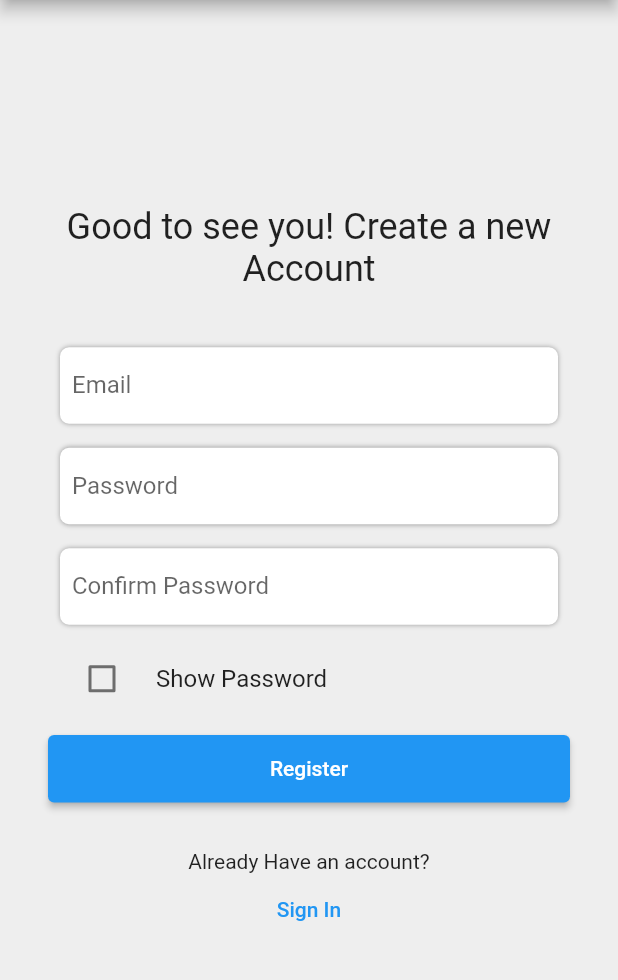
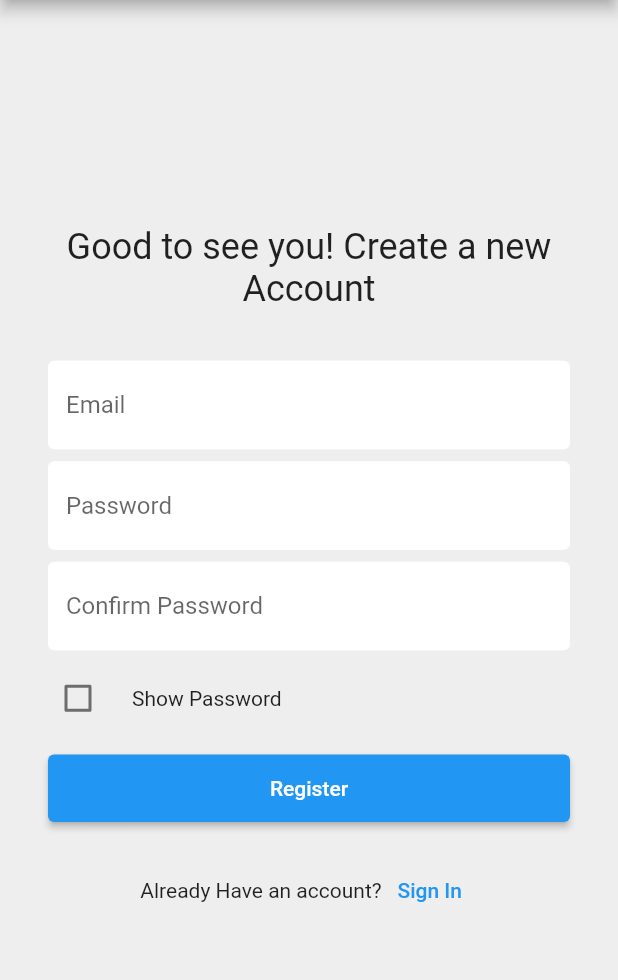
Before and after one commit to rahulob/organise_me, a Flutter app: the screen it shows after launch, on a phone screen of 412 x 824 dp, the part 84-1064 px from its top. Run offline on Flutter 3.47's test engine with Material 2 defaults, Android fonts, the phone set to English and light mode, and no system bars; our stand-ins replace cloud_firestore, firebase_auth, firebase_core, flutter_slidable; accounts and stored records are empty.

Commit message:
Some visual changes
- Message notes look just the way i wanted
- Added forgot password button to sign in page(it doesn't work for now)

```diff
--- a/lib/helper.dart
+++ b/lib/helper.dart
@@ -1,6 +1,6 @@
 String getTimeString() {
   DateTime dt = DateTime.now();
-  return "${dt.year}/${dt.month}/${dt.day}-${dt.hour < 10 ? '0' : ''}${dt.hour}:${dt.minute < 10 ? '0' : ''}${dt.minute}:${dt.second < 10 ? '0' : ''}${dt.second}";
+  return "${dt.year}/${dt.month < 10 ? '0' : ''}${dt.month}/${dt.day < 10 ? '0' : ''}${dt.day}-${dt.hour < 10 ? '0' : ''}${dt.hour}:${dt.minute < 10 ? '0' : ''}${dt.minute}:${dt.second < 10 ? '0' : ''}${dt.second}";
 }
 
 Map sortMapByKeys(Map map) {
--- a/lib/main.dart
+++ b/lib/main.dart
@@ -1,10 +1,10 @@
 import 'package:firebase_auth/firebase_auth.dart';
 import 'package:firebase_core/firebase_core.dart';
 import 'package:flutter/material.dart';
-import 'package:organise_me/pages/login_page.dart';
+import 'package:provider/provider.dart';
 
 import 'firebase_options.dart';
-import 'pages/home_page.dart';
+import 'screens/home_screen.dart';
 
 void main() async {
   WidgetsFlutterBinding.ensureInitialized();
@@ -19,19 +19,22 @@ class MyApp extends StatelessWidget {
 
   @override
   Widget build(BuildContext context) {
-    return MaterialApp(
-      title: 'Organise Me',
-      debugShowCheckedModeBanner: false,
-      theme: ThemeData(
-        // primarySwatch: Colors.purple,
-        scaffoldBackgroundColor: Colors.grey[200],
+    return MultiProvider(
+      providers: [
+        StreamProvider<User?>.value(
+          value: FirebaseAuth.instance.authStateChanges(),
+          initialData: null,
+        ),
+      ],
+      child: MaterialApp(
+        title: 'Organise Me',
+        debugShowCheckedModeBanner: false,
+        theme: ThemeData(
+          // primarySwatch: Colors.purple,
+          scaffoldBackgroundColor: Colors.grey[200],
+        ),
+        home: const HomeScreen(),
       ),
-      home: StreamBuilder<User?>(
-          stream: FirebaseAuth.instance.authStateChanges(),
-          builder: (context, snapshot) {
-            if (snapshot.hasData) return const HomePage();
-            return const LoginPage();
-          }),
     );
   }
 }
--- a/lib/pages/login_page.dart
+++ b/lib/screens/auth_screen.dart
@@ -1,21 +1,21 @@
-import 'package:cloud_firestore/cloud_firestore.dart';
 import 'package:firebase_auth/firebase_auth.dart';
 import 'package:flutter/material.dart';
 
-class LoginPage extends StatefulWidget {
-  const LoginPage({super.key});
+class AuthScreen extends StatefulWidget {
+  const AuthScreen({super.key});
 
   @override
-  State<LoginPage> createState() => _LoginPageState();
+  State<AuthScreen> createState() => _AuthScreenState();
 }
 
-class _LoginPageState extends State<LoginPage> {
+class _AuthScreenState extends State<AuthScreen> {
   final _emailController = TextEditingController();
   final _passwordController = TextEditingController();
   final _confirmPasswordController = TextEditingController();
 
   bool _registerUser = true;
   bool _showPassword = false;
+  bool _isLoading = false;
 
   @override
   Widget build(BuildContext context) {
@@ -43,18 +43,18 @@ class _LoginPageState extends State<LoginPage> {
                   const SizedBox(height: 30),
 
                   // Text Inputs
-                  TextInput(
+                  FormInput(
                     controller: _emailController,
                     label: 'Email',
                   ),
-                  TextInput(
+                  FormInput(
                     controller: _passwordController,
                     obscureText: !_showPassword,
                     label: 'Password',
                   ),
                   Visibility(
                     visible: _registerUser,
-                    child: TextInput(
+                    child: FormInput(
                       controller: _confirmPasswordController,
                       obscureText: !_showPassword,
                       label: 'Confirm Password',
@@ -62,29 +62,58 @@ class _LoginPageState extends State<LoginPage> {
                   ),
 
                   // checkbox to show/hide password
-                  // const SizedBox(height: 10),
-                  CheckboxListTile(
-                    title: const Text('Show Password'),
+                  Row(
+                    children: [
+                      Expanded(
+                        child: CheckboxListTile(
+                          contentPadding: EdgeInsets.zero,
+                          title: const Text(
+                            'Show Password',
+                            textAlign: TextAlign.start,
+                            style: TextStyle(fontSize: 14),
+                          ),
                           value: _showPassword,
                           onChanged: (_) => setState(() {
                             _showPassword = !_showPassword;
                           }),
                           controlAffinity: ListTileControlAffinity.leading,
                         ),
+                      ),
+                      // TODO: Forgot password
+                      Visibility(
+                        visible: !_registerUser,
+                        child: Align(
+                          // alignment: Alignment.centerRight,
+                          child: TextButton(
+                            child: const Text(
+                              'Forgot Password?',
+                              textAlign: TextAlign.end,
+                              style: TextStyle(),
+                            ),
+                            onPressed: () {},
+                          ),
+                        ),
+                      ),
+                    ],
+                  ),
+
                   const SizedBox(height: 8),
-
                   // Login Buttons
-                  ElevatedButton(
+                  _isLoading
+                      ? const CircularProgressIndicator()
+                      : ElevatedButton(
                           style: ElevatedButton.styleFrom(
                               minimumSize: const Size.fromHeight(45)),
                           onPressed: _registerUser ? registerUser : signIn,
-                    child: Text(
+                          child: _isLoading
+                              ? const CircularProgressIndicator()
+                              : Text(
                                   _registerUser ? 'Register' : 'Sign In',
                                   style: const TextStyle(fontSize: 14),
                                 ),
                         ),
-                  const SizedBox(height: 30),
-                  Column(
+                  const SizedBox(height: 20),
+                  Row(
                     mainAxisAlignment: MainAxisAlignment.center,
                     children: [
                       Text(!_registerUser
@@ -107,13 +136,25 @@ class _LoginPageState extends State<LoginPage> {
   }
 
   Future signIn() async {
+    setState(() {
+      _isLoading = true;
+    });
     await FirebaseAuth.instance
         .signInWithEmailAndPassword(
       email: _emailController.text.trim(),
       password: _passwordController.text.trim(),
     )
-        .then((value) =>
-            const SnackBar(content: Center(child: Text('Signed In'))));
+        .then((value) {
+      setState(() {
+        _isLoading = false;
+      });
+      const SnackBar(content: Center(child: Text('Signed In')));
+    }).catchError((_) {
+      setState((() => _isLoading = false));
+      ScaffoldMessenger.of(context).showSnackBar(SnackBar(
+        content: Text(_),
+      ));
+    });
   }
 
   Future registerUser() async {
@@ -130,8 +171,8 @@ class _LoginPageState extends State<LoginPage> {
   }
 }
 
-class TextInput extends StatelessWidget {
-  const TextInput({
+class FormInput extends StatelessWidget {
+  const FormInput({
     super.key,
     required this.controller,
     required this.label,
@@ -144,24 +185,27 @@ class TextInput extends StatelessWidget {
   @override
   Widget build(BuildContext context) {
     return Container(
-      margin: const EdgeInsets.all(8),
+      margin: const EdgeInsets.only(top: 4, bottom: 4),
       decoration: BoxDecoration(
         color: Colors.white,
         borderRadius: BorderRadius.circular(6),
-          boxShadow: const [
-            BoxShadow(
-              blurRadius: 2,
-              color: Colors.grey,
-            )
-          ]),
+        // boxShadow: const [
+        //   BoxShadow(
+        //     blurRadius: 2,
+        //     color: Colors.grey,
+        //   )
+      ),
       child: TextFormField(
         obscureText: obscureText,
         controller: controller,
         decoration: InputDecoration(
-          border: InputBorder.none,
-          labelText: label,
-          contentPadding: const EdgeInsetsDirectional.all(8),
+            hintText: label,
+            enabledBorder: const OutlineInputBorder(
+              borderSide: BorderSide(
+                color: Colors.white,
               ),
+            ),
+            focusedBorder: const OutlineInputBorder()),
       ),
     );
   }
--- a/lib/pages/home_page.dart
+++ b/lib/screens/home_screen.dart
@@ -1,22 +1,31 @@
+import 'package:firebase_auth/firebase_auth.dart';
 import 'package:flutter/material.dart';
+import 'package:organise_me/screens/auth_screen.dart';
+import 'package:provider/provider.dart';
 import '../widgets/my_drawer.dart';
 import '../widgets/notes_grid.dart';
 import 'note_details_page.dart';
 
-class HomePage extends StatefulWidget {
-  const HomePage({super.key});
+class HomeScreen extends StatefulWidget {
+  const HomeScreen({super.key});
 
   @override
-  State<HomePage> createState() => _HomePageState();
+  State<HomeScreen> createState() => _HomeScreenState();
 }
 
-class _HomePageState extends State<HomePage> {
+class _HomeScreenState extends State<HomeScreen> {
   bool _gridView = false;
   @override
   Widget build(BuildContext context) {
+    // Check if user is signed in?
+    if (Provider.of<User?>(context)?.uid == null) {
+      return const AuthScreen();
+    }
+
+    // home screen
     return Scaffold(
       appBar: AppBar(
-        title: const Text('Home Page'),
+        title: const Text('Home Screen'),
         actions: [
           IconButton(
             onPressed: () => setState(() => _gridView = !_gridView),
--- a/lib/pages/note_page.dart
+++ b/lib/screens/note_page.dart
@@ -52,6 +52,8 @@ class _NotePageState extends State<NotePage> {
         ],
       ),
       body: SafeArea(
+        child: Padding(
+          padding: const EdgeInsets.all(8.0),
           child: Column(
             children: [
               Expanded(
@@ -76,11 +78,13 @@ class _NotePageState extends State<NotePage> {
                       final List<Widget> notelist = [];
                       sortMapByKeys(data['messages']).forEach((key, value) {
                         notelist.add(MessageNote(
+                          createdAt: key,
                           message: value,
                           onDelete: () => deleteMessage(key),
                         ));
                       });
                       return ListView(
+                        // crossAxisAlignment: CrossAxisAlignment.end,
                         controller: _listController,
                         children: notelist,
                       );
@@ -92,6 +96,7 @@ class _NotePageState extends State<NotePage> {
                     .jumpTo(_listController.position.maxScrollExtent),
               ),
             ],
+          ),
         ),
       ),
     );
--- a/lib/widgets/note_tile.dart
+++ b/lib/widgets/note_tile.dart
@@ -1,5 +1,5 @@
 import 'package:flutter/material.dart';
-import '../pages/note_page.dart';
+import '../screens/note_page.dart';
 
 class NoteTile extends StatelessWidget {
   const NoteTile({
--- a/pubspec.yaml
+++ b/pubspec.yaml
@@ -40,6 +40,7 @@ dependencies:
   cloud_firestore: ^4.3.1
   flutter_staggered_grid_view: ^0.6.2
   flutter_slidable: ^2.0.0
+  provider: ^6.0.5
 
 dev_dependencies:
   flutter_test:
```
Also changed, not shown: lib/widgets/bottom_bar.dart (+6 -3 lines), lib/widgets/message_note.dart (+26 -7 lines), lib/screens/note_details_page.dart (renamed from lib/pages/note_details_page.dart), pubspec.lock. Lines whose indentation alone changed are shown as unchanged.
